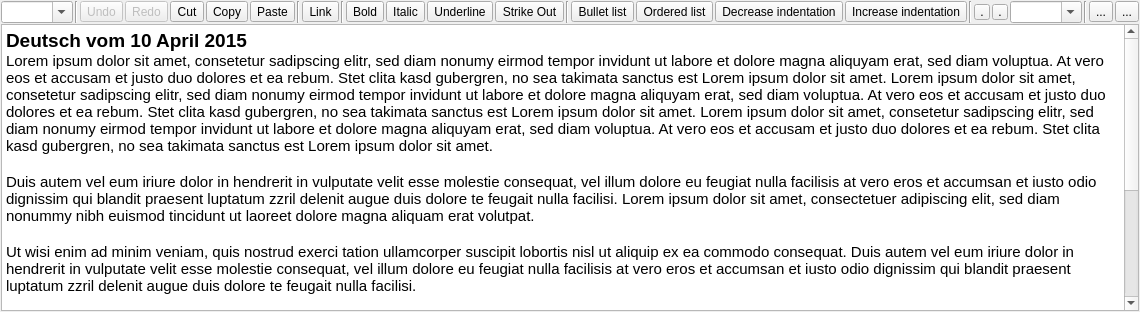
First picture: the form in mrichtextedit.ui, repository orgnnice/OrgNNice, before the edit.
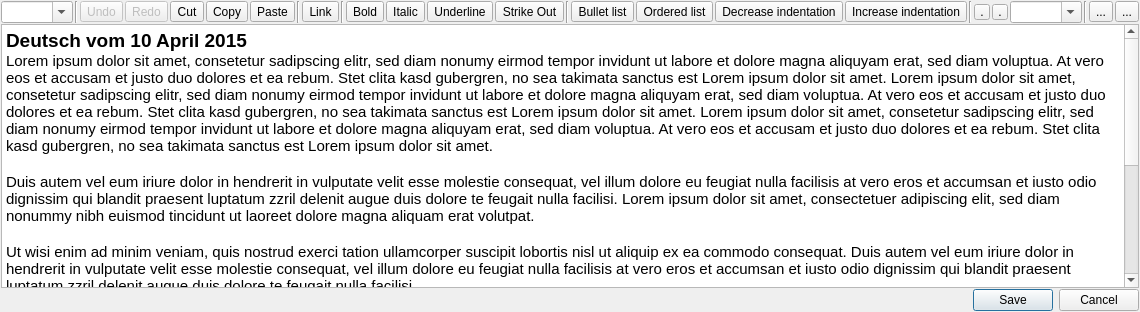
Second picture: the form after the edit. Icons and pictures are not drawn. Custom widgets are drawn as their Qt base class.

```diff
--- a/mrichtextedit.ui
+++ b/mrichtextedit.ui
@@ -586,6 +586,13 @@
      </property>
     </widget>
    </item>
+   <item>
+    <widget class="QDialogButtonBox" name="buttonBox">
+     <property name="standardButtons">
+      <set>QDialogButtonBox::Cancel|QDialogButtonBox::Save</set>
+     </property>
+    </widget>
+   </item>
   </layout>
  </widget>
  <customwidgets>
```
